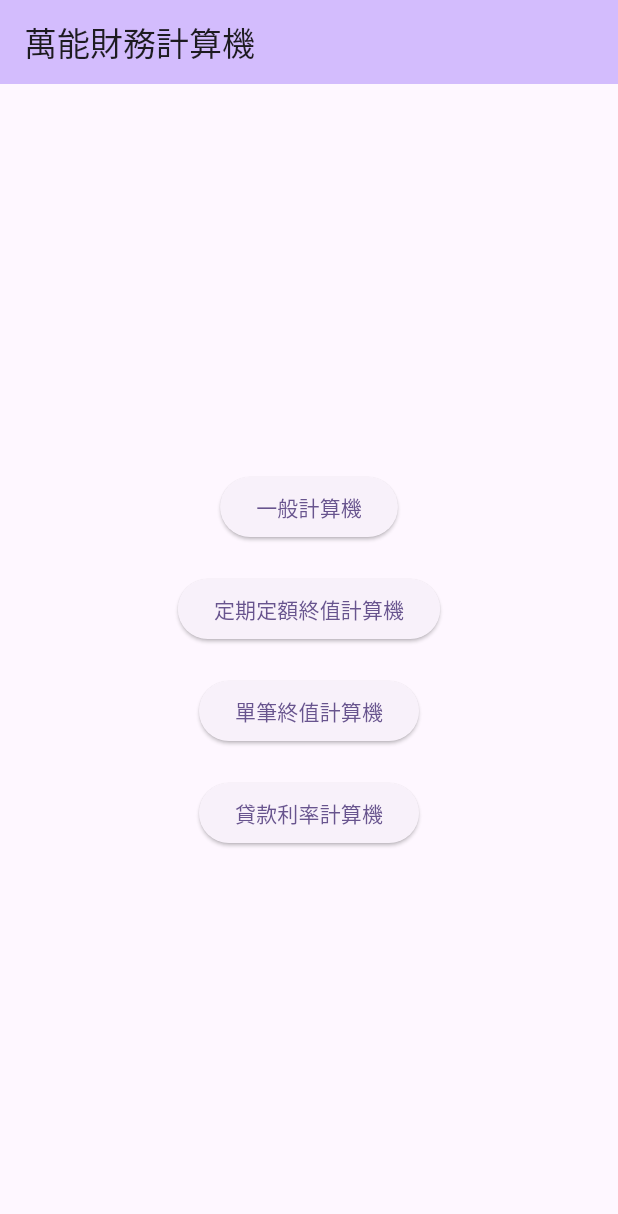
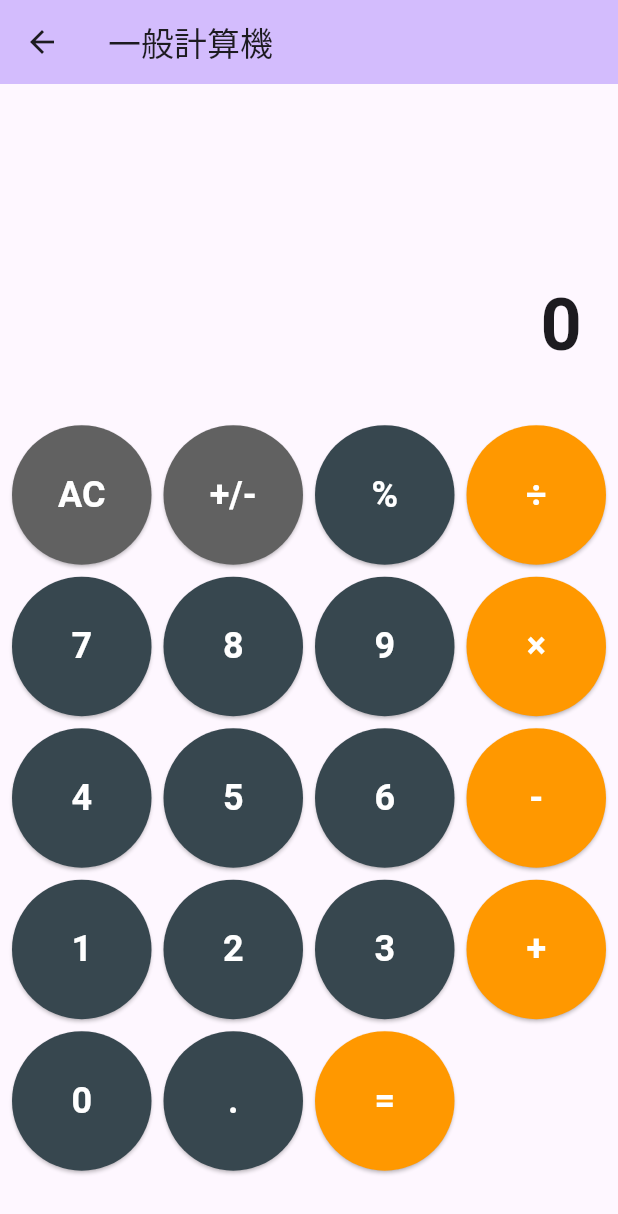
Before and after one commit to PoYuHan/finance_calculator, a Flutter app: the screen it shows after launch, after a tap on "一般計算機", on a phone screen of 412 x 824 dp. Shown: the top 1214 px of the screen. Run offline on Flutter 3.47's test engine with Material 3 defaults, Android fonts, the phone set to English and light mode, and no system bars.

Commit message:
feat: Implement logic for standard calculator

```diff
--- a/lib/main.dart
+++ b/lib/main.dart
@@ -1,5 +1,6 @@
 // 引入 Flutter 的材料設計函式庫，這是我們所有 UI 元件的來源
 import 'package:flutter/material.dart';
+import 'screens/standard_calculator_screen.dart';
 
 // main 函式是我們 App 的入口點，就像房子的總開關
 void main() {
@@ -51,7 +52,13 @@ class MainMenuScreen extends StatelessWidget {
             // ElevatedButton 是一個有立體感的按鈕
             ElevatedButton(
               onPressed: () {
-                // TODO: 導航到一般計算機
+                                // 【新概念】Navigator.push：
+                // 這是 Flutter 的導航方法，像在書本上疊加一頁新的紙一樣，
+                // 將新的頁面 (StandardCalculatorScreen) 推到畫面上方。
+                Navigator.push(
+                  context,
+                  MaterialPageRoute(builder: (context) => const StandardCalculatorScreen()),
+                );
               },
               child: const Text('一般計算機'),
             ),
@@ -59,7 +66,7 @@ class MainMenuScreen extends StatelessWidget {
 
             ElevatedButton(
               onPressed: () {
-                // TODO: 導航到定期定額計算機
+
               },
               child: const Text('定期定額終值計算機'),
             ),
--- /dev/null
+++ b/lib/screens/standard_calculator_screen.dart
@@ -0,0 +1,189 @@
+import 'package:flutter/material.dart';
+
+// 【新概念】StatefulWidget：
+// 這是一種可以「擁有狀態」的 Widget。我們的計算機需要記住使用者當前輸入的數字，
+// 所以它的狀態是會改變的，必須使用 StatefulWidget。
+// 這就像一塊可以擦寫的「白板」，而不是一張印死的「海報」(StatelessWidget)。
+class StandardCalculatorScreen extends StatefulWidget {
+  const StandardCalculatorScreen({super.key});
+
+  @override
+  State<StandardCalculatorScreen> createState() => _StandardCalculatorScreenState();
+}
+
+class _StandardCalculatorScreenState extends State<StandardCalculatorScreen> {
+  // region 狀態變數 (State Variables) - 這些是計算機的「記憶」
+  String _output = '0'; // 私有變數，儲存螢幕上要顯示的內容
+  String _currentInput = '0'; // 當前正在輸入的數字
+  double _operand1 = 0; // 運算元一
+  String? _operator; // 運算子 (用 ? 表示它可能為空)
+  // endregion
+
+  // 【核心邏輯】處理所有按鈕點擊事件的方法
+  void _onButtonPressed(String buttonText) {
+    // 【新概念】setState()：
+    // 這是 StatefulWidget 的心臟！每當我們需要更新畫面時 (例如改變螢幕上的數字)，
+    // 我們必須把改變狀態的程式碼放在 setState(...) 的大括號裡。
+    // 這會告訴 Flutter：「嘿！資料變了，快去重繪畫面！」
+    setState(() {
+      if ('0123456789'.contains(buttonText)) {
+        // --- 處理數字按鈕 ---
+        if (_currentInput == '0') {
+          _currentInput = buttonText;
+        } else {
+          _currentInput += buttonText;
+        }
+      } else if (buttonText == '.') {
+        // --- 處理小數點 ---
+        if (!_currentInput.contains('.')) {
+          _currentInput += '.';
+        }
+      } else if ('+-×÷'.contains(buttonText)) {
+        // --- 處理運算子 ---
+        _operand1 = double.parse(_currentInput);
+        _operator = buttonText;
+        _currentInput = '0'; // 準備接收下一個數字
+      } else if (buttonText == '=') {
+        // --- 處理等於 ---
+        if (_operator != null) {
+          double operand2 = double.parse(_currentInput);
+          switch (_operator) {
+            case '+':
+              _operand1 += operand2;
+              break;
+            case '-':
+              _operand1 -= operand2;
+              break;
+            case '×':
+              _operand1 *= operand2;
+              break;
+            case '÷':
+              _operand1 /= operand2;
+              break;
+          }
+          _currentInput = _operand1.toString();
+          _operator = null; // 清除運算子，準備下一次計算
+        }
+      } else if (buttonText == 'AC') {
+        // --- 處理全部清除 ---
+        _currentInput = '0';
+        _operand1 = 0;
+        _operator = null;
+      } else if (buttonText == '+/-') {
+        // --- 處理正負號 ---
+        if (_currentInput != '0') {
+          if (_currentInput.startsWith('-')) {
+            _currentInput = _currentInput.substring(1);
+          } else {
+            _currentInput = '-$_currentInput';
+          }
+        }
+      } else if (buttonText == '%') {
+        // --- 處理百分比 ---
+        double value = double.parse(_currentInput);
+        _currentInput = (value / 100).toString();
+      }
+
+      // 無論如何，最後都將當前輸入更新到螢幕輸出
+      _output = _currentInput;
+      // 讓輸出更美觀，如果結尾是 .0 就去掉它
+      if (_output.endsWith('.0')) {
+        _output = _output.substring(0, _output.length - 2);
+      }
+    });
+  }
+
+  // --- UI 介面部分 (這部分跟之前幾乎一樣) ---
+  @override
+  Widget build(BuildContext context) {
+    final List<String> buttons = [
+      'AC', '+/-', '%', '÷',
+      '7', '8', '9', '×',
+      '4', '5', '6', '-',
+      '1', '2', '3', '+',
+      '0', '.', '=',
+    ];
+
+    return Scaffold(
+      appBar: AppBar(
+        title: const Text('一般計算機'),
+        backgroundColor: Theme.of(context).colorScheme.inversePrimary,
+      ),
+      body: Column(
+        children: <Widget>[
+          Expanded(
+            flex: 2,
+            child: Container(
+              alignment: Alignment.bottomRight,
+              padding: const EdgeInsets.all(24.0),
+              child: Text(
+                _output, // 顯示 _output 變數的內容
+                style: const TextStyle(fontSize: 48, fontWeight: FontWeight.bold),
+                maxLines: 1,
+                overflow: TextOverflow.ellipsis,
+              ),
+            ),
+          ),
+          Expanded(
+            flex: 5,
+            child: GridView.builder(
+              padding: const EdgeInsets.all(8.0),
+              physics: const NeverScrollableScrollPhysics(),
+              gridDelegate: const SliverGridDelegateWithFixedCrossAxisCount(
+                crossAxisCount: 4,
+                crossAxisSpacing: 8,
+                mainAxisSpacing: 8,
+              ),
+              itemCount: buttons.length,
+              itemBuilder: (BuildContext context, int index) {
+                final buttonText = buttons[index];
+                return CalculatorButton(
+                  text: buttonText,
+                  onPressed: () => _onButtonPressed(buttonText), // 呼叫我們的邏輯方法
+                );
+              },
+            ),
+          ),
+        ],
+      ),
+    );
+  }
+}
+
+// 自訂按鈕 Widget (這部分完全沒變)
+class CalculatorButton extends StatelessWidget {
+  final String text;
+  final VoidCallback onPressed;
+
+  const CalculatorButton({
+    super.key,
+    required this.text,
+    required this.onPressed,
+  });
+
+  @override
+  Widget build(BuildContext context) {
+    // 根據按鈕類型給予不同顏色，增加美觀
+    Color getButtonColor() {
+      if ('+-×÷='.contains(text)) {
+        return Colors.orange;
+      }
+      if ('AC+/-'.contains(text)) {
+        return Colors.grey[700]!;
+      }
+      return Colors.blueGrey[800]!;
+    }
+
+    return ElevatedButton(
+      onPressed: onPressed,
+      style: ElevatedButton.styleFrom(
+        shape: const CircleBorder(),
+        padding: const EdgeInsets.all(20),
+        backgroundColor: getButtonColor(),
+        foregroundColor: Colors.white,
+        textStyle: const TextStyle(fontSize: 24, fontWeight: FontWeight.bold),
+      ),
+      child: Text(text),
+    );
+  }
+}
```
